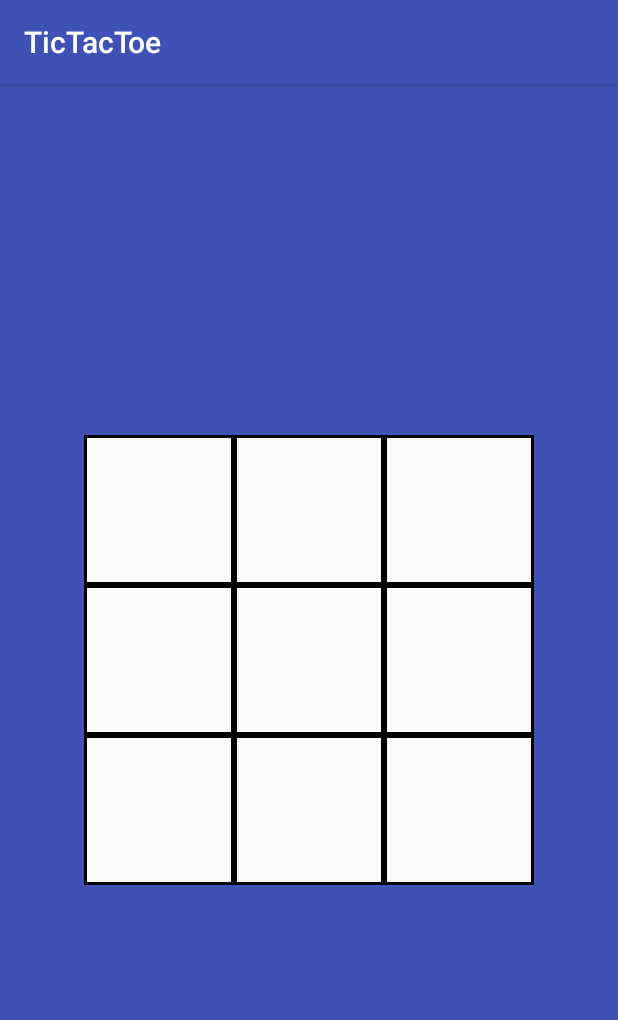
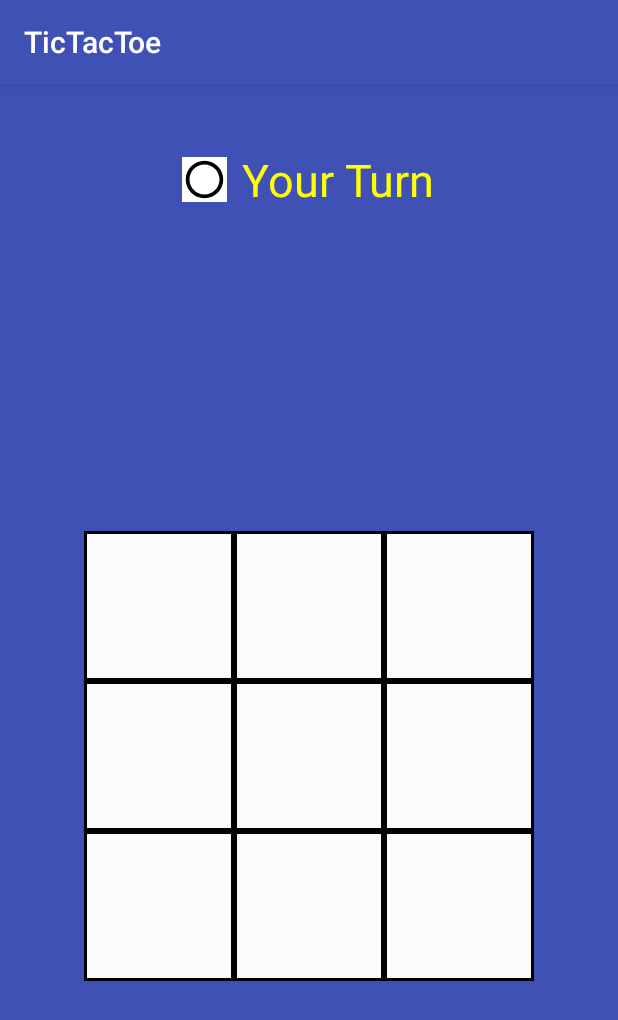
Before and after one commit to kowi4/TicTacToe, an Android app: the screen it shows after launch (MainActivity), on a phone screen of 412 x 824 dp. Shown: the top 1020 px of the screen. Run offline under Robolectric (Android 15) with nearby library versions, the phone set to English and light mode, and no system bars; our stand-ins replace Firebase (no records; nobody signed in at launch, a user with empty details on screens opened directly).

```diff
--- a/app/src/main/java/com/example/android/tictactoe/MainActivity.java
+++ b/app/src/main/java/com/example/android/tictactoe/MainActivity.java
@@ -10,9 +10,12 @@ import android.util.TypedValue;
 import android.view.MotionEvent;
 import android.view.View;
 import android.widget.AdapterView;
+import android.widget.Button;
 import android.widget.GridView;
+import android.widget.ImageButton;
 import android.widget.ImageView;
 import android.widget.LinearLayout;
+import android.widget.TextView;
 
 import com.google.android.gms.tasks.OnCompleteListener;
 import com.google.android.gms.tasks.Task;
@@ -30,20 +33,23 @@ public class MainActivity extends AppCompatActivity {
     public boolean mode;
     ImageAdapter imageAdapter = new ImageAdapter(this, 9, 100);
     TicTacToe ticTacToe = new TicTacToe(this,imageAdapter,9,100);
+    //public GridView boardGridView;
 
     public void onCreate(Bundle savedInstanceState) {
         super.onCreate(savedInstanceState);
         setContentView(R.layout.activity_main);
+        final ImageButton yourTurnButton = (ImageButton) findViewById(R.id.yourTurnButton);
+        yourTurnButton.setImageResource(ticTacToe.ticTacToeSwitch);
 
-
-        final GridView gridview = (GridView) findViewById(R.id.gridview);
-        gridview.setNumColumns((int) sqrt(9));
-        gridview.setLayoutParams(new LinearLayout.LayoutParams(getPixelsFromDPs(MainActivity.this, 300),
-                getPixelsFromDPs(MainActivity.this, 300)));
-        gridview.setAdapter(imageAdapter);
-        gridview.setVerticalScrollBarEnabled(false);
+        //drawing a board
+        final GridView boardGridView = (GridView) findViewById(R.id.gridview);
+        boardGridView.setNumColumns((int) sqrt(9));
+        boardGridView.setLayoutParams(new LinearLayout.LayoutParams(getPixelsFromDPs(MainActivity.this, 300),
+                                                                    getPixelsFromDPs(MainActivity.this, 300)));
+        boardGridView.setAdapter(imageAdapter);
+        boardGridView.setVerticalScrollBarEnabled(false);
         //Disable scrolling on touch
-        gridview.setOnTouchListener(new View.OnTouchListener() {
+        boardGridView.setOnTouchListener(new View.OnTouchListener() {
 
             @Override
             public boolean onTouch(View v, MotionEvent event) {
@@ -52,99 +58,51 @@ public class MainActivity extends AppCompatActivity {
 
         });
 
-        databaseReference.addListenerForSingleValueEvent(new ValueEventListener() {
-            @Override
-            public void onDataChange(DataSnapshot dataSnapshot) {
-                if (dataSnapshot.hasChild("demo")){
-                    databaseReference.child("demo").removeValue();
-                    mode = false;
-                } else {
-                    databaseReference.child("demo").setValue("KURWA GRAMY");
-                    mode = true;
+        //onClick action for 2 players on one device
+//        boardGridView.setOnItemClickListener(new AdapterView.OnItemClickListener() {
+//            public void onItemClick(AdapterView<?> parent, View v, int position, long id) {
+//
+//                int player = ticTacToe.ticTacToeSwitch;
+//                ImageView view = (ImageView) v;
+//                view.setImageResource(player);
+//                view.setOnClickListener(null);
+//                ticTacToe.score[position] = player;
+//                if (ticTacToe.checkForWinner(player)) {
+//                    ticTacToe.showWinner(player);
+//                }
+//                ticTacToe.checkForDrow();
+//                yourTurnButton.setImageResource(ticTacToe.ticTacToeSwitch());
+//            }
+//        });
+        //on click action for AI vs player
+
+
+        boardGridView.setOnItemClickListener(new AdapterView.OnItemClickListener() {
+            public void onItemClick(AdapterView<?> parent, View v, int position, long id) {
+
+                int player = ticTacToe.ticTacToeSwitch;
+                ImageView view = (ImageView) v;
+                view.setImageResource(player);
+                view.setOnClickListener(null);
+                ticTacToe.score[position] = player;
+                if(ticTacToe.checkForWinner(player)){
+                    ticTacToe.showWinner(player);
                 }
+                ticTacToe.checkForDrow();
+                yourTurnButton.setImageResource(ticTacToe.ticTacToeSwitch());
+                //ticTacToe.minimax(R.drawable.ic_cross_black_50dp,0);
+                //ticTacToe.score[computerMove] = ticTacToe.ticTacToeSwitch;
+                //ImageView imageView = (ImageView) getViewByPosition(computerMove, boardGridView);
+                //imageView.setImageResource(ticTacToe.ticTacToeSwitch);
+                //ticTacToe.ticTacToeSwitch();
             }
 
-            @Override
-            public void onCancelled(DatabaseError databaseError) {
-
-            }
         });
 
-
-        waitForPlayerMove(gridview);
-
-        gridview.setOnItemClickListener(new AdapterView.OnItemClickListener() {
-            public void onItemClick(AdapterView<?> parent, View v, int position, long id) {
-
-
-                ImageView view = (ImageView) v;
-                //view.setImageResource(ticTacToe.multiplayerSwitch(mode));
-                SCore scoreToSend = new SCore(ticTacToe.multiplayerSwitch(mode),position) ;
-                databaseReference.child("demo").push().setValue(scoreToSend).addOnCompleteListener(databaseOnCompleteListener);
-                imageAdapter.isNotGridClicable = true;
-                view.setOnClickListener(null);
-                ticTacToe.score[position] = ticTacToe.multiplayerSwitch(mode);
-                ticTacToe.checkForWinner();
-                ticTacToe.checkForDrow();
-                //waitForPlayerMove(gridview);
-
-            }
-        });
     }
 
 
-    private void waitForPlayerMove(final GridView gridview) {
-        databaseReference.child("demo").addChildEventListener(new ChildEventListener() {
-            @Override
-            public void onChildAdded(DataSnapshot dataSnapshot, String s) {
-                SCore sd = dataSnapshot.getValue(SCore.class);
-                //imageAdapter.isNotGridClicable =false;
-                if (sd.resourceId.equals("circle")) {
-                    imageAdapter.isNotGridClicable = !mode;
-                    ImageView view1 = (ImageView) getViewByPosition(sd.position, gridview);
-                    view1.setImageResource(R.drawable.ic_circle_black_50dp);
-                    view1.setOnClickListener(null);
-                    //Toast.makeText(MainActivity.this, "get Cirlce", Toast.LENGTH_SHORT).show();
-                } else {
-                    imageAdapter.isNotGridClicable = mode;
-                    ImageView view1 = (ImageView) getViewByPosition(sd.position, gridview);
-                    view1.setImageResource(R.drawable.ic_cross_black_50dp);
-                    view1.setOnClickListener(null);
-                }
-            }
-
-            @Override
-            public void onChildChanged(DataSnapshot dataSnapshot, String s) {
-                Log.d("chuj", "onComplete: ");
-            }
-
-            @Override
-            public void onChildRemoved(DataSnapshot dataSnapshot) {
-                 MainActivity.this.recreate();
-            }
-
-            @Override
-            public void onChildMoved(DataSnapshot dataSnapshot, String s) {
-                Log.d("chuj", "onComplete: ");
-            }
-
-            @Override
-            public void onCancelled(DatabaseError databaseError) {
-                Log.d("chuj", "onComplete: ");
-            }
-        });
-        /////////////////////////
-    }
-
-    OnCompleteListener<Void> databaseOnCompleteListener =  new OnCompleteListener<Void>() {
-        @Override
-        public void onComplete(@NonNull Task<Void> task) {
-            Log.d("chuj", "onComplete: ");
-
-        }
-    };
-
-    public View getViewByPosition(int pos, GridView listView) {
+    public static View getViewByPosition(int pos, GridView listView) {
         final int firstListItemPosition = listView.getFirstVisiblePosition();
         final int lastListItemPosition = firstListItemPosition + listView.getChildCount() - 1;
 
@@ -155,6 +113,7 @@ public class MainActivity extends AppCompatActivity {
             return listView.getChildAt(childIndex);
         }
     }
+
     // Method for converting DP value to pixels //stackoverflow
     public static int getPixelsFromDPs(Activity activity, int dps) {
         Resources r = activity.getResources();
--- a/app/src/main/res/layout/activity_main.xml
+++ b/app/src/main/res/layout/activity_main.xml
@@ -1,26 +1,58 @@
 <?xml version="1.0" encoding="utf-8"?>
 
 <LinearLayout xmlns:android="http://schemas.android.com/apk/res/android"
+    xmlns:app="http://schemas.android.com/apk/res-auto"
     android:layout_width="match_parent"
     android:layout_height="match_parent"
-    android:layout_centerHorizontal="true"
-    android:layout_gravity="center"
     android:background="@color/colorPrimary"
+    android:gravity="center"
+    android:orientation="vertical">
+
+    <LinearLayout
+        android:layout_width="match_parent"
+        android:layout_height="0dp"
+        android:layout_weight="1"
+        android:gravity="center"
+        android:orientation="horizontal">
+
+        <ImageButton
+            android:id="@+id/yourTurnButton"
+            android:layout_width="30dp"
+            android:layout_height="30dp"
+            android:background="#ffffff"
+            android:scaleType="fitCenter" />
+
+        <TextView
+            android:id="@+id/yourTournTextView"
+            android:layout_width="wrap_content"
+            android:layout_height="wrap_content"
+            android:text="Your Turn"
+            android:textColor="#FFFF00"
+            android:textSize="30dp"
+            android:paddingLeft="10dp"/>
+
+    </LinearLayout>
+
+    <LinearLayout
+        android:layout_width="match_parent"
+        android:layout_height="0dp"
+        android:layout_weight="5"
         android:gravity="center">
-
 
         <GridView
             android:id="@+id/gridview"
             android:layout_width="300dp"
             android:layout_height="300dp"
+            android:layout_weight="5"
             android:layout_marginBottom="8dp"
             android:layout_marginLeft="8dp"
             android:layout_marginRight="8dp"
             android:layout_marginTop="8dp"
             android:background="#e5e5e5"
             android:numColumns="3"
+            android:stretchMode="columnWidth" />
 
-        android:stretchMode="columnWidth" />
+    </LinearLayout>
 
 
 </LinearLayout>
```
Also changed, not shown: app/src/main/java/com/example/android/tictactoe/TicTacToe.java (+40 -37 lines). Lines whose indentation alone changed are shown as unchanged.
